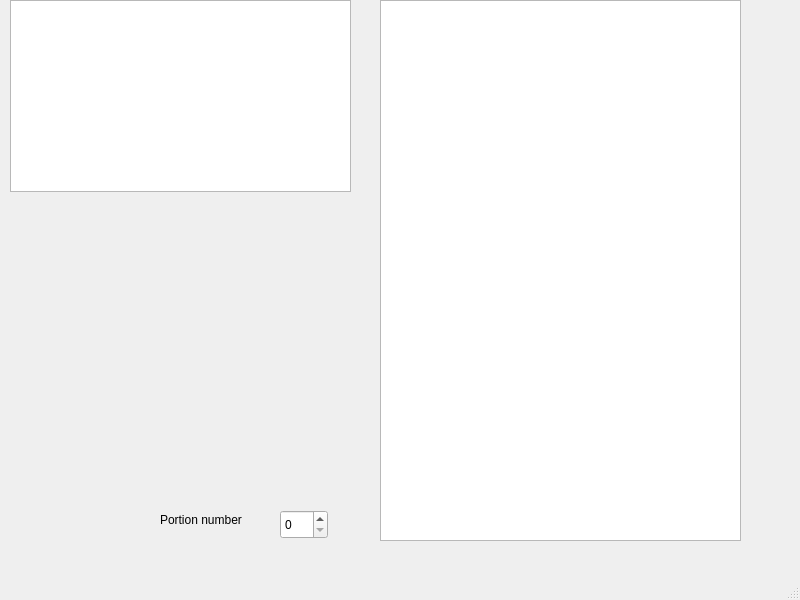
Above: mainwindow.ui from Niomahony/CS4076_Project before the change. Below: the same form after it.
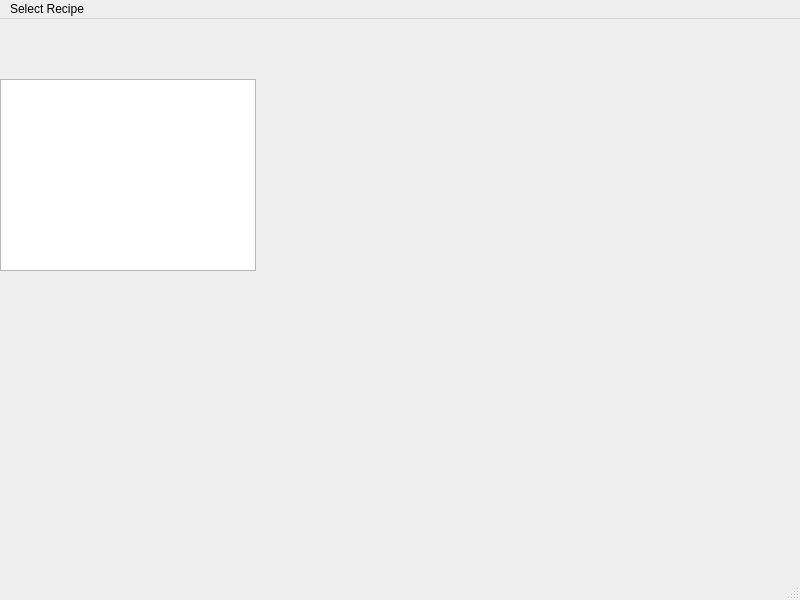
That is the form after the change.

```diff
--- a/mainwindow.ui
+++ b/mainwindow.ui
@@ -14,65 +14,16 @@
    <string>MainWindow</string>
   </property>
   <widget class="QWidget" name="centralwidget">
-   <widget class="QTextBrowser" name="textBrowser">
+   <widget class="QTreeView" name="treeView">
     <property name="geometry">
      <rect>
-      <x>10</x>
-      <y>0</y>
-      <width>341</width>
+      <x>0</x>
+      <y>60</y>
+      <width>256</width>
       <height>192</height>
      </rect>
     </property>
    </widget>
-   <widget class="QWidget" name="verticalLayoutWidget">
-    <property name="geometry">
-     <rect>
-      <x>380</x>
-      <y>0</y>
-      <width>361</width>
-      <height>541</height>
-     </rect>
-    </property>
-    <layout class="QVBoxLayout" name="verticalLayout">
-     <item>
-      <widget class="QTextBrowser" name="textBrowser_2"/>
-     </item>
-    </layout>
-   </widget>
-   <widget class="QSpinBox" name="spinBox">
-    <property name="geometry">
-     <rect>
-      <x>280</x>
-      <y>510</y>
-      <width>48</width>
-      <height>29</height>
-     </rect>
-    </property>
-   </widget>
-   <widget class="QWidget" name="verticalLayoutWidget_2">
-    <property name="geometry">
-     <rect>
-      <x>10</x>
-      <y>200</y>
-      <width>341</width>
-      <height>301</height>
-     </rect>
-    </property>
-    <layout class="QVBoxLayout" name="verticalLayout_2"/>
-   </widget>
-   <widget class="QLabel" name="label">
-    <property name="geometry">
-     <rect>
-      <x>160</x>
-      <y>510</y>
-      <width>111</width>
-      <height>20</height>
-     </rect>
-    </property>
-    <property name="text">
-     <string>Portion number</string>
-    </property>
-   </widget>
   </widget>
   <widget class="QMenuBar" name="menubar">
    <property name="geometry">
@@ -83,6 +34,17 @@
      <height>25</height>
     </rect>
    </property>
+   <widget class="QMenu" name="menuSelect_Recipe">
+    <property name="title">
+     <string>Select Recipe</string>
+    </property>
+    <addaction name="separator"/>
+    <addaction name="actionPizza"/>
+    <addaction name="actionPasta"/>
+    <addaction name="actionChocolate_Cake"/>
+    <addaction name="actionTea"/>
+   </widget>
+   <addaction name="menuSelect_Recipe"/>
   </widget>
   <widget class="QStatusBar" name="statusbar"/>
  </widget>
```
Left out of the diff: 20 changed lines with no effect on the pictures.
